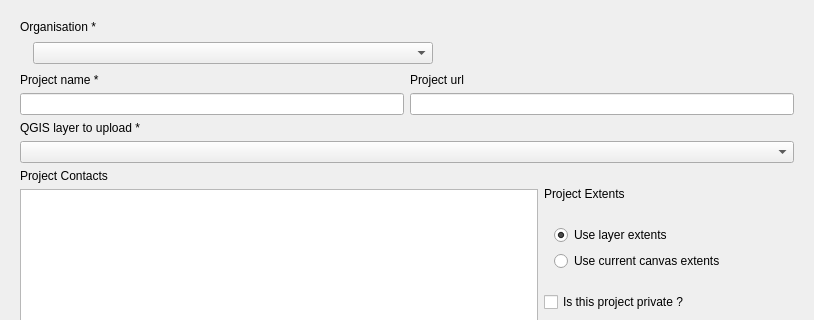
Cadasta/cadasta-qgis-plugin, file cadasta/gui/ui/wizard/step_project_creation01.ui: the form before one commit; both pictures show x 0 to 814 and y 0 to 320 of the 814 by 585 pixel window.
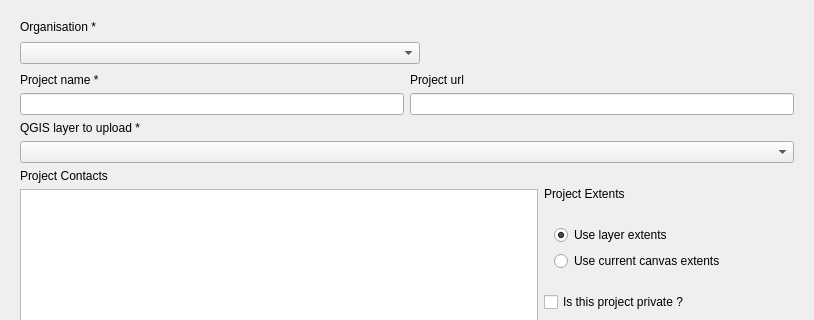
The form after the commit. Custom widgets are drawn as their Qt base class.

Commit message: Fix dropdown org view in windows (#193)

What changed in the file:
```diff
--- a/cadasta/gui/ui/wizard/step_project_creation01.ui
+++ b/cadasta/gui/ui/wizard/step_project_creation01.ui
@@ -33,8 +33,8 @@
        <rect>
         <x>0</x>
         <y>0</y>
-        <width>790</width>
-        <height>561</height>
+        <width>796</width>
+        <height>567</height>
        </rect>
       </property>
       <layout class="QVBoxLayout" name="verticalLayout_12">
@@ -61,6 +61,9 @@
              <height>16777215</height>
             </size>
            </property>
+           <property name="layoutDirection">
+            <enum>Qt::LeftToRight</enum>
+           </property>
           </widget>
          </item>
          <item>
@@ -94,7 +97,7 @@
             <enum>Qt::Horizontal</enum>
            </property>
            <property name="sizeType">
-            <enum>QSizePolicy::Maximum</enum>
+            <enum>QSizePolicy::Expanding</enum>
            </property>
            <property name="sizeHint" stdset="0">
             <size>
```
